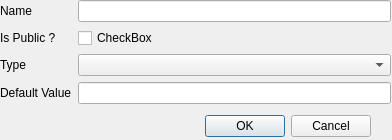
The window that newvar.ui (AvaN0x/IUT-UMLDesigner) describes before a commit, drawn with Qt 5.
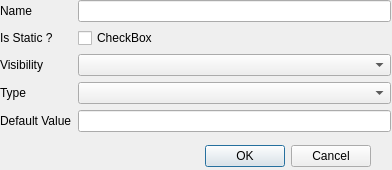
The same window after the commit.

Diff of the .ui file:
```diff
--- a/newvar.ui
+++ b/newvar.ui
@@ -7,7 +7,7 @@
     <x>0</x>
     <y>0</y>
     <width>392</width>
-    <height>140</height>
+    <height>170</height>
    </rect>
   </property>
   <property name="windowTitle">
@@ -17,7 +17,7 @@
    <property name="geometry">
     <rect>
      <x>30</x>
-     <y>110</y>
+     <y>140</y>
      <width>341</width>
      <height>32</height>
     </rect>
@@ -35,7 +35,7 @@
      <x>0</x>
      <y>0</y>
      <width>391</width>
-     <height>105</height>
+     <height>141</height>
     </rect>
    </property>
    <layout class="QFormLayout" name="formLayout">
@@ -52,7 +52,7 @@
     <item row="1" column="0">
      <widget class="QLabel" name="label_2">
       <property name="text">
-       <string>Is Public ?</string>
+       <string>Is Static ?</string>
       </property>
      </widget>
     </item>
@@ -63,26 +63,36 @@
       </property>
      </widget>
     </item>
-    <item row="2" column="0">
+    <item row="3" column="0">
      <widget class="QLabel" name="label_3">
       <property name="text">
        <string>Type</string>
       </property>
      </widget>
     </item>
-    <item row="2" column="1">
+    <item row="3" column="1">
      <widget class="QComboBox" name="cbx_type"/>
     </item>
-    <item row="3" column="0">
+    <item row="4" column="0">
      <widget class="QLabel" name="label_4">
       <property name="text">
        <string>Default Value</string>
       </property>
      </widget>
     </item>
-    <item row="3" column="1">
+    <item row="4" column="1">
      <widget class="QLineEdit" name="le_value"/>
     </item>
+    <item row="2" column="0">
+     <widget class="QLabel" name="label_5">
+      <property name="text">
+       <string>Visibility</string>
+      </property>
+     </widget>
+    </item>
+    <item row="2" column="1">
+     <widget class="QComboBox" name="cbx_visibility"/>
+    </item>
    </layout>
   </widget>
  </widget>
```
Left out of the diff: 2 changed lines with no effect on the pictures.
